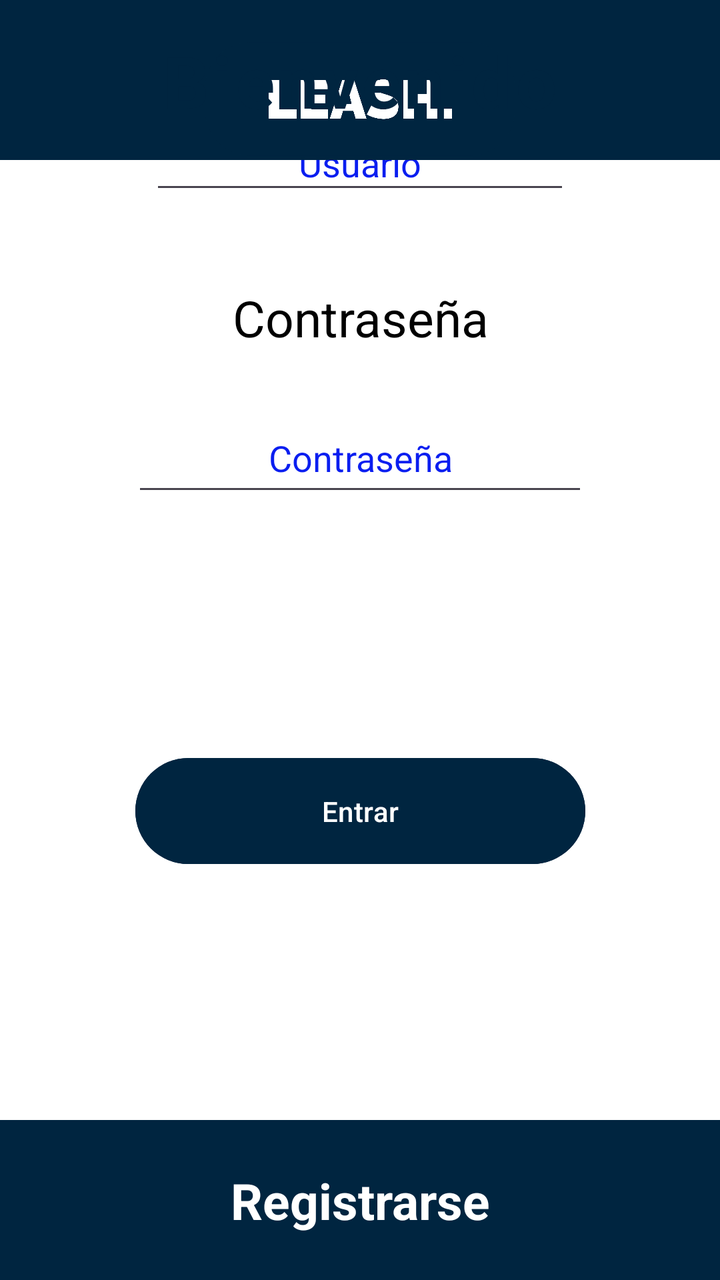
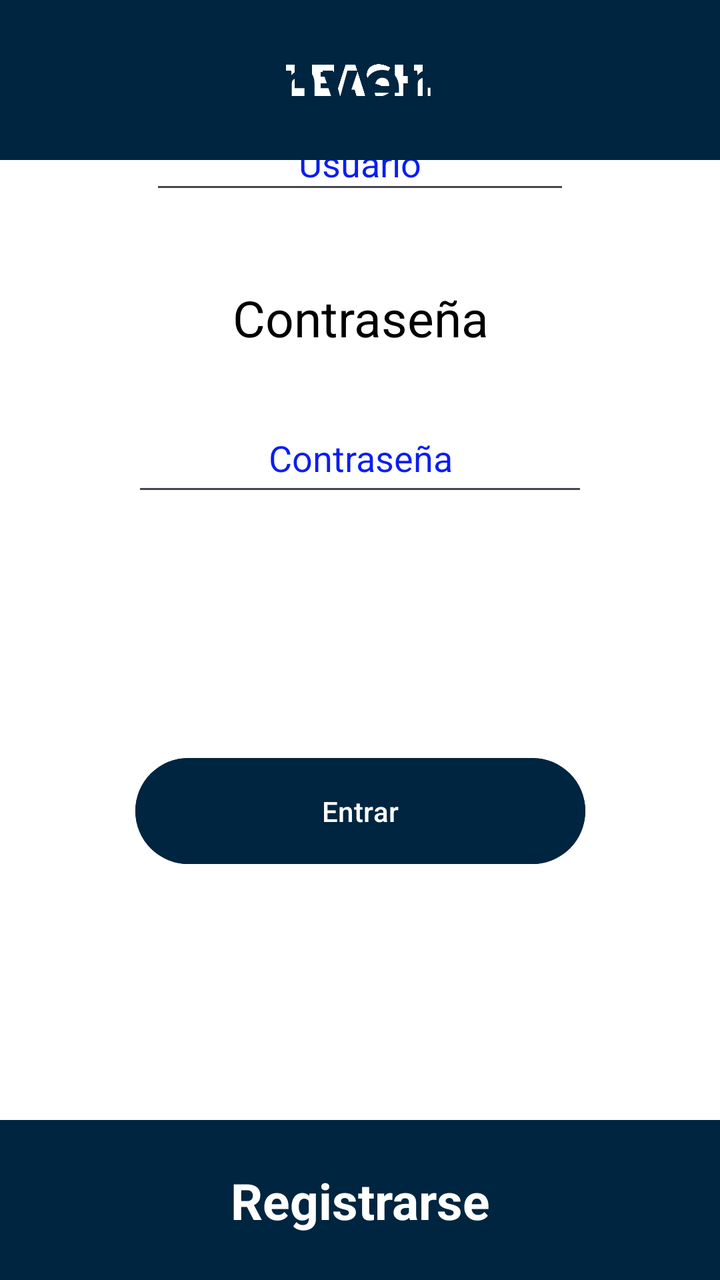

The first picture is an Android layout as it rendered before a commit; the second is the same layout after the commit. The layout source and the unified diff follow.
<!-- AndroidManifest.xml: application theme Theme.Proyecto -->
<!-- res/layout/activity_inicio.xml -->
<?xml version="1.0" encoding="utf-8"?>
<androidx.constraintlayout.widget.ConstraintLayout xmlns:android="http://schemas.android.com/apk/res/android"
    xmlns:app="http://schemas.android.com/apk/res-auto"
    xmlns:tools="http://schemas.android.com/tools"
    android:id="@+id/main"
    android:layout_width="match_parent"
    android:layout_height="match_parent"
    android:background="@color/Blanco"
    tools:context=".APIREST$InicioSesionActivity">

    <TextView
        android:id="@+id/nombreUsu"
        android:layout_width="225dp"
        android:layout_height="38dp"
        android:text="@string/nombreUsu"
        android:textAlignment="center"
        android:textColor="@color/Negro"
        android:textSize="25sp"
        app:layout_constraintEnd_toEndOf="parent"
        app:layout_constraintStart_toStartOf="parent"
        tools:layout_editor_absoluteY="234dp" />

    <TextView
        android:id="@+id/pass"
        android:layout_width="228dp"
        android:layout_height="40dp"
        android:layout_marginTop="40dp"
        android:text="@string/contraseña"
        android:textAlignment="center"
        android:textColor="@color/Negro"
        android:textSize="25sp"
        app:layout_constraintEnd_toEndOf="parent"
        app:layout_constraintStart_toStartOf="parent"
        app:layout_constraintTop_toBottomOf="@+id/edit_nombre_usuario" />

    <EditText
        android:id="@+id/edit_password"
        android:layout_width="228dp"
        android:layout_height="51dp"
        android:layout_marginTop="20dp"
        android:ems="10"
        android:hint="@string/contraseña"
        android:inputType="text|textPassword"
        android:textAlignment="center"
        android:textColor="@color/Negro"
        android:textColorHint="@color/Azul_Oscuro"
        app:layout_constraintEnd_toEndOf="parent"
        app:layout_constraintStart_toStartOf="parent"
        app:layout_constraintTop_toBottomOf="@+id/pass" />

    <EditText
        android:id="@+id/edit_nombre_usuario"
        android:layout_width="wrap_content"
        android:layout_height="44dp"
        android:layout_marginTop="20dp"
        android:ems="10"
        android:hint="@string/usuario"
        android:inputType="text"
        android:textAlignment="center"
        android:textColor="@color/Negro"
        android:textColorHint="@color/Azul_Oscuro"
        app:layout_constraintEnd_toEndOf="parent"
        app:layout_constraintStart_toStartOf="parent"
        app:layout_constraintTop_toBottomOf="@+id/nombreUsu" />

    <androidx.appcompat.widget.Toolbar
        android:id="@+id/toolbar"
        android:layout_width="0dp"
        android:layout_height="80dp"
        android:background="@color/Azul_Logo"
        android:minHeight="?attr/actionBarSize"
        android:theme="?attr/actionBarTheme"
        app:layout_constraintBottom_toBottomOf="parent"
        app:layout_constraintEnd_toEndOf="parent"
        app:layout_constraintHorizontal_bias="0.0"
        app:layout_constraintStart_toStartOf="parent" />

    <Button
        android:id="@+id/btn_entrar"
        android:layout_width="225dp"
        android:layout_height="61dp"
        android:backgroundTint="@color/Azul_Logo"
        android:text="@string/entrar"
        android:textColor="@color/Blanco"
        app:layout_constraintBottom_toTopOf="@+id/toolbar"
        app:layout_constraintEnd_toEndOf="parent"
        app:layout_constraintStart_toStartOf="parent"
        app:layout_constraintTop_toBottomOf="@+id/edit_password"
        app:layout_constraintVertical_bias="0.496" />

    <TextView
        android:id="@+id/txt_registrar"
        android:layout_width="0dp"
        android:layout_height="wrap_content"
        android:text="@string/registrar"
        android:textAlignment="center"
        android:textAllCaps="false"
        android:textColor="@color/Blanco"
        android:textSize="25sp"
        android:textStyle="bold"
        app:layout_constraintBottom_toBottomOf="@+id/toolbar"
        app:layout_constraintEnd_toEndOf="@+id/toolbar"
        app:layout_constraintStart_toStartOf="parent"
        app:layout_constraintTop_toTopOf="@+id/toolbar" />

    <androidx.appcompat.widget.Toolbar
        android:id="@+id/toolbar6"
        android:layout_width="0dp"
        android:layout_height="80dp"
        android:background="@color/Azul_Logo"
        android:minHeight="?attr/actionBarSize"
        android:theme="?attr/actionBarTheme"
        app:layout_constraintEnd_toEndOf="parent"
        app:layout_constraintStart_toStartOf="parent"
        app:layout_constraintTop_toTopOf="parent" />

    <ImageView
        android:id="@+id/imageView2"
        android:layout_width="0dp"
        android:layout_height="99dp"
        android:src="@drawable/logo_transparente"
        app:layout_constraintEnd_toEndOf="parent"
        app:layout_constraintHorizontal_bias="1.0"
        app:layout_constraintStart_toStartOf="parent"
        app:layout_constraintTop_toTopOf="parent" />

    <TextView
        android:id="@+id/txtBienvenido"
        android:layout_width="wrap_content"
        android:layout_height="wrap_content"
        android:text="@string/titulo"
        android:textSize="36sp"
        android:textStyle="bold"
        android:textColor="@color/Azul_Logo"
        android:letterSpacing="0.05"
        android:paddingTop="16dp"
        android:paddingBottom="16dp"
        app:layout_constraintTop_toBottomOf="@+id/toolbar6"
        app:layout_constraintBottom_toTopOf="@+id/nombreUsu"
        app:layout_constraintStart_toStartOf="parent"
        app:layout_constraintEnd_toEndOf="parent" />


</androidx.constraintlayout.widget.ConstraintLayout>
<!-- resources referenced by this layout -->
<resources>
  <color name="Azul_Logo">#002540</color>
  <color name="Azul_Oscuro">#0A1EF0</color>
  <color name="Blanco">#FFFFFFFF</color>
  <color name="Negro">#FF000000</color>
  <!-- drawable logo_transparente: png bitmap (drawable, 154148 bytes) -->
  <string name="entrar">Entrar</string>
  <string name="nombreUsu">Nombre de usuario</string>
  <string name="registrar">Registrarse</string>
  <string name="titulo">Bienvenido</string>
  <string name="usuario">Usuario</string>
  <style name="Theme.Proyecto" parent="Base.Theme.Proyecto" />
  <style name="Base.Theme.Proyecto" parent="Theme.Material3.DayNight.NoActionBar">
          
          
      </style>
</resources>

<!-- the commit's change to res/layout/activity_inicio.xml (unified diff, before → after) -->
@@ -117,7 +117,7 @@
     <ImageView
         android:id="@+id/imageView2"
         android:layout_width="0dp"
-        android:layout_height="99dp"
+        android:layout_height="80dp"
         android:src="@drawable/logo_transparente"
         app:layout_constraintEnd_toEndOf="parent"
         app:layout_constraintHorizontal_bias="1.0"
